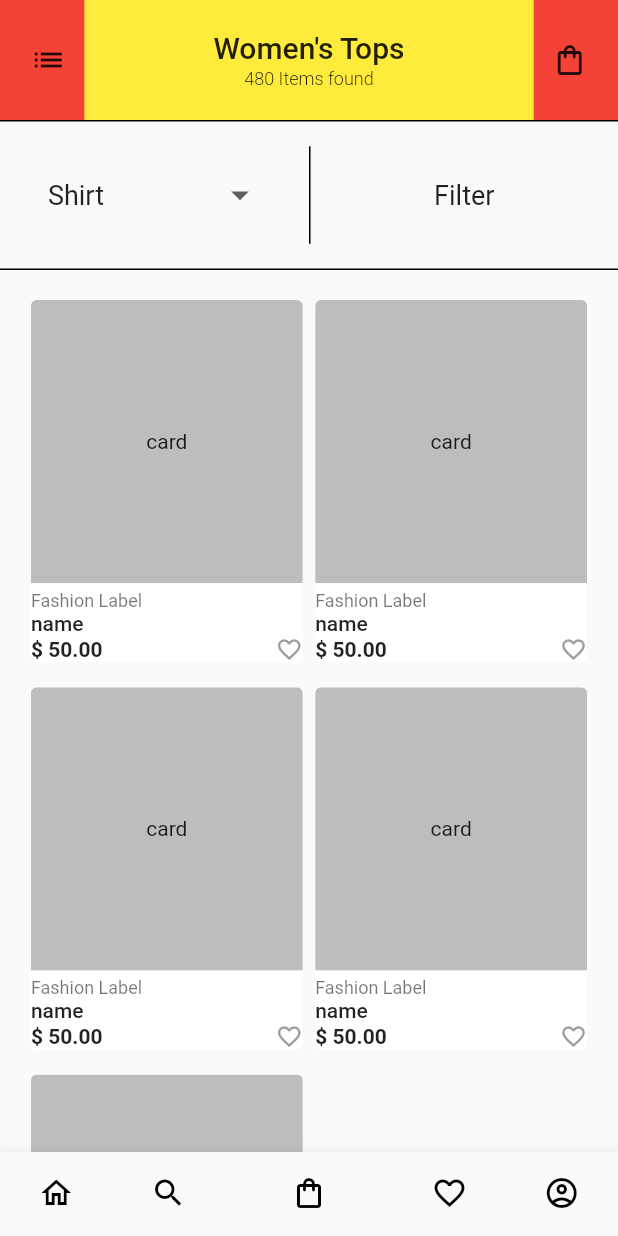
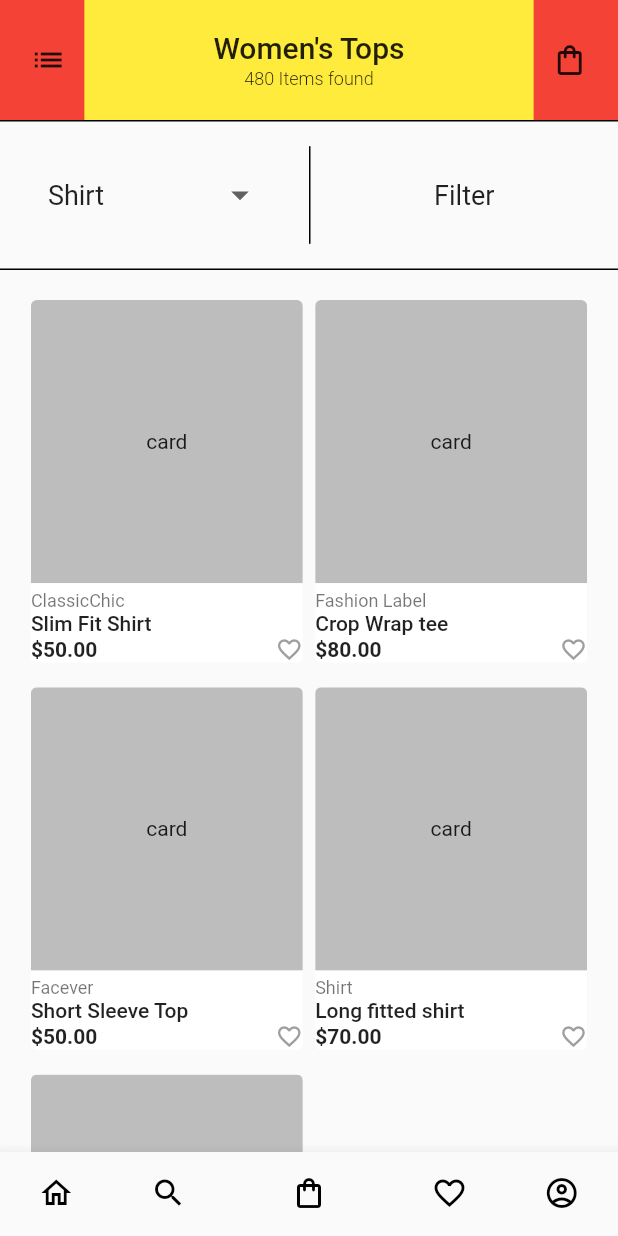
Before and after one commit to DalexisValencia/women-shop, a Flutter app: the screen it shows after launch, on a phone screen of 412 x 824 dp. Run offline on Flutter 3.47's test engine with Material 2 defaults, Android fonts, the phone set to English and light mode, and no system bars; our stand-ins replace bloc, carousel_slider, flutter_bloc, video_player.

Commit message:
Separado vista de producto

```diff
--- a/lib/lists/products.dart
+++ b/lib/lists/products.dart
@@ -14,14 +14,17 @@ List<ProductsModel> products = [
     gallery: [
       ProductGallery(
         type: 'img',
+        thumbnail: '',
         url: '',
       ),
       ProductGallery(
         type: 'img',
+        thumbnail: '',
         url: '',
       ),
       ProductGallery(
         type: 'video',
+        thumbnail: '',
         url: '',
       )
     ],
@@ -48,14 +51,17 @@ List<ProductsModel> products = [
       ),
       ProductGallery(
         type: 'img',
+        thumbnail: '',
         url: '',
       ),
       ProductGallery(
         type: 'img',
+        thumbnail: '',
         url: '',
       ),
       ProductGallery(
         type: 'video',
+        thumbnail: '',
         url: '',
       )
     ],
@@ -78,18 +84,22 @@ List<ProductsModel> products = [
     gallery: [
       ProductGallery(
         type: 'img',
+        thumbnail: '',
         url: '',
       ),
       ProductGallery(
         type: 'img',
+        thumbnail: '',
         url: '',
       ),
       ProductGallery(
         type: 'img',
+        thumbnail: '',
         url: '',
       ),
       ProductGallery(
         type: 'video',
+        thumbnail: '',
         url: '',
       ),
     ],
@@ -110,18 +120,22 @@ List<ProductsModel> products = [
     gallery: [
       ProductGallery(
         type: 'img',
+        thumbnail: '',
         url: '',
       ),
       ProductGallery(
         type: 'img',
+        thumbnail: '',
         url: '',
       ),
       ProductGallery(
         type: 'img',
+        thumbnail: '',
         url: '',
       ),
       ProductGallery(
         type: 'video',
+        thumbnail: '',
         url: '',
       ),
     ],
@@ -147,14 +161,17 @@ List<ProductsModel> products = [
       ),
       ProductGallery(
         type: 'img',
+        thumbnail: '',
         url: '',
       ),
       ProductGallery(
         type: 'img',
+        thumbnail: '',
         url: '',
       ),
       ProductGallery(
         type: 'video',
+        thumbnail: '',
         url: '',
       ),
     ],
--- a/lib/models/productsModel.dart
+++ b/lib/models/productsModel.dart
@@ -26,10 +26,12 @@ class ProductsModel {
 
 class ProductGallery {
   final String type;
+  final String thumbnail;
   final String url;
 
   ProductGallery({
     this.type,
+    this.thumbnail,
     this.url,
   });
 }
--- /dev/null
+++ b/lib/screens/stock/product/product__card.dart
@@ -0,0 +1,70 @@
+import 'package:flutter/material.dart';
+import 'package:women_shop/models/productsModel.dart';
+
+class ProductCard extends StatelessWidget {
+  final ProductsModel product;
+  const ProductCard({
+    Key key,
+    this.product,
+  }) : super(key: key);
+
+  @override
+  Widget build(BuildContext context) {
+    print(product);
+    return Container(
+      child: Column(
+        children: [
+          Expanded(
+            child: Container(
+              decoration: BoxDecoration(
+                color: Colors.grey[400],
+              ),
+              child: Center(
+                child: Text("card"),
+              ),
+            ),
+          ),
+          Container(
+            padding: EdgeInsets.only(
+              top: 5,
+            ),
+            child: Column(
+              crossAxisAlignment: CrossAxisAlignment.start,
+              children: [
+                Text(
+                  // "Fashion Label",
+                  product.type.name,
+                  style: Theme.of(context).textTheme.caption,
+                ),
+                Text(
+                  // "name",
+                  product.name,
+                  style: Theme.of(context).textTheme.bodyText1.copyWith(
+                        fontWeight: FontWeight.w500,
+                      ),
+                ),
+                Row(
+                  mainAxisAlignment: MainAxisAlignment.spaceBetween,
+                  children: [
+                    Text(
+                      // "\$ 50.00",
+                      "\$${product.price}",
+                      style: Theme.of(context).textTheme.bodyText1.copyWith(
+                            fontWeight: FontWeight.bold,
+                          ),
+                    ),
+                    Icon(
+                      Icons.favorite_border,
+                      color: Colors.grey,
+                      size: 18,
+                    )
+                  ],
+                )
+              ],
+            ),
+          )
+        ],
+      ),
+    );
+  }
+}
--- /dev/null
+++ b/lib/screens/stock/product/product__openContainer.dart
@@ -0,0 +1,39 @@
+import 'package:flutter/material.dart';
+import 'package:animations/animations.dart';
+import 'package:women_shop/models/productsModel.dart';
+import 'package:women_shop/screens/details/details.dart';
+import 'package:women_shop/screens/stock/product/product__card.dart';
+
+class OpenContainerProductCard extends StatelessWidget {
+  final ProductsModel product;
+  const OpenContainerProductCard({
+    Key key,
+    this.product,
+  }) : super(key: key);
+
+  @override
+  Widget build(BuildContext context) {
+    return OpenContainer(
+      transitionType: ContainerTransitionType.fade,
+      transitionDuration: Duration(
+        milliseconds: 500,
+      ),
+      closedColor: Colors.white, // Colors.red
+      openColor: Colors.white,
+      closedElevation: 0,
+      openElevation: 0,
+      closedBuilder: (_, openContainer) {
+        return ProductCard(
+          product: product,
+        );
+      },
+      openBuilder: (_, closeContainer) {
+        // closeContainer used this to close container
+        return DetailsScreen(
+          close: closeContainer,
+          product: product,
+        );
+      },
+    );
+  }
+}
--- a/lib/screens/stock/stock__scrollBehavior.dart
+++ b/lib/screens/stock/stock__scrollBehavior.dart
@@ -1,10 +1,9 @@
-import 'package:animations/animations.dart';
 import 'package:flutter/material.dart';
 import 'package:flutter_bloc/flutter_bloc.dart';
 import 'package:women_shop/bloc/categories_bloc.dart';
 import 'package:women_shop/constants/conts.dart';
 import 'package:women_shop/models/productsModel.dart';
-import 'package:women_shop/screens/details/details.dart';
+import 'package:women_shop/screens/stock/product/product__openContainer.dart';
 
 class ScrollBehaviorWidget extends StatefulWidget {
   const ScrollBehaviorWidget({
@@ -86,95 +85,3 @@ class _ScrollBehaviorWidgetState extends State<ScrollBehaviorWidget> {
     );
   }
 }
-
-class OpenContainerProductCard extends StatelessWidget {
-  final ProductsModel product;
-  const OpenContainerProductCard({
-    Key key,
-    this.product,
-  }) : super(key: key);
-
-  @override
-  Widget build(BuildContext context) {
-    return OpenContainer(
-      transitionType: ContainerTransitionType.fade,
-      transitionDuration: Duration(
-        milliseconds: 500,
-      ),
-      closedColor: Colors.white, // Colors.red
-      openColor: Colors.white,
-      closedElevation: 0,
-      openElevation: 0,
-      closedBuilder: (_, openContainer) {
-        return ProductCard();
-      },
-      openBuilder: (_, closeContainer) {
-        // closeContainer used this to close container
-        return DetailsScreen(
-          close: closeContainer,
-          product: product,
-        );
-      },
-    );
-  }
-}
-
-class ProductCard extends StatelessWidget {
-  const ProductCard({Key key}) : super(key: key);
-
-  @override
-  Widget build(BuildContext context) {
-    return Container(
-      child: Column(
-        children: [
-          Expanded(
-            child: Container(
-              decoration: BoxDecoration(
-                color: Colors.grey[400],
-              ),
-              child: Center(
-                child: Text("card"),
-              ),
-            ),
-          ),
-          Container(
-            padding: EdgeInsets.only(
-              top: 5,
-            ),
-            child: Column(
-              crossAxisAlignment: CrossAxisAlignment.start,
-              children: [
-                Text(
-                  "Fashion Label",
-                  style: Theme.of(context).textTheme.caption,
-                ),
-                Text(
-                  "name",
-                  style: Theme.of(context).textTheme.bodyText1.copyWith(
-                        fontWeight: FontWeight.w500,
-                      ),
-                ),
-                Row(
-                  mainAxisAlignment: MainAxisAlignment.spaceBetween,
-                  children: [
-                    Text(
-                      "\$ 50.00",
-                      style: Theme.of(context).textTheme.bodyText1.copyWith(
-                            fontWeight: FontWeight.bold,
-                          ),
-                    ),
-                    Icon(
-                      Icons.favorite_border,
-                      color: Colors.grey,
-                      size: 18,
-                    )
-                  ],
-                )
-              ],
-            ),
-          )
-        ],
-      ),
-    );
-  }
-}
```
